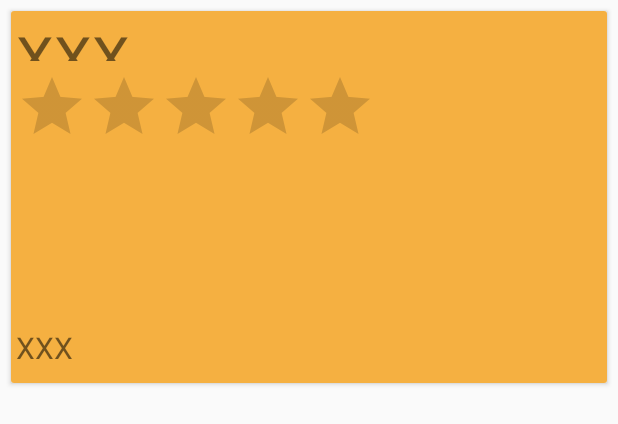
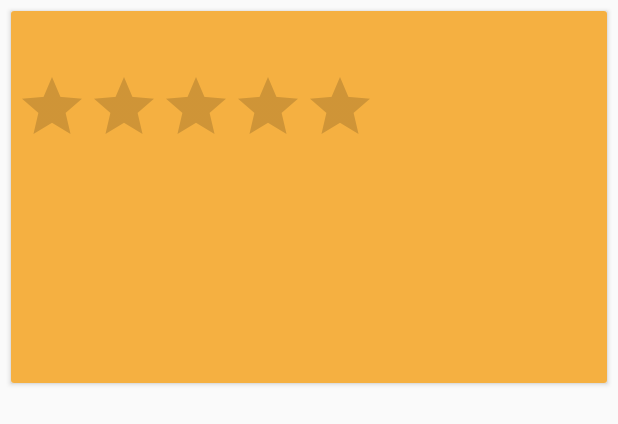
Before and after one commit to Bast14n/SzerMil, an Android app: the layout marks_row.xml on its own in the app's theme, with its tools: preview values and no code run, on a phone screen of 412 x 824 dp. Shown: the top 424 px of the screen. Run offline under Robolectric (Android 15) with nearby library versions, the phone set to English and light mode, and no system bars; plain views replace AwesomeTextView.

Commit message:
fix bugs v2

```diff
--- a/app/src/main/res/layout/marks_row.xml
+++ b/app/src/main/res/layout/marks_row.xml
@@ -22,7 +22,6 @@
             android:layout_height="30dp"
             android:textSize="40sp"
             android:textAlignment="textStart"
-            android:text="XXX"
             android:layout_margin="3dp"
             />
 
@@ -42,13 +41,13 @@
             android:layout_margin="3dp"
             android:layout_below="@+id/userRatingValue"
             android:layout_height="100dp"
+            android:contentDescription="@string/contentImage"
             android:scaleType="centerCrop" />
 
 
         <com.beardedhen.androidbootstrap.AwesomeTextView
             android:id="@+id/userComment"
             android:layout_width="match_parent"
-            android:text="XXX"
             android:layout_height="wrap_content"
             android:textAlignment="textStart"
             android:layout_margin="3dp"
--- a/app/src/main/res/values/strings.xml
+++ b/app/src/main/res/values/strings.xml
@@ -23,4 +23,5 @@
     <string name="emailHint">Wpisz e-mail</string>
     <string name="passwordHint">Wpisz hasło</string>
     <string name="registerButton">Zarejestruj</string>
+    <string name="contentImage">image</string>
 </resources>
```
